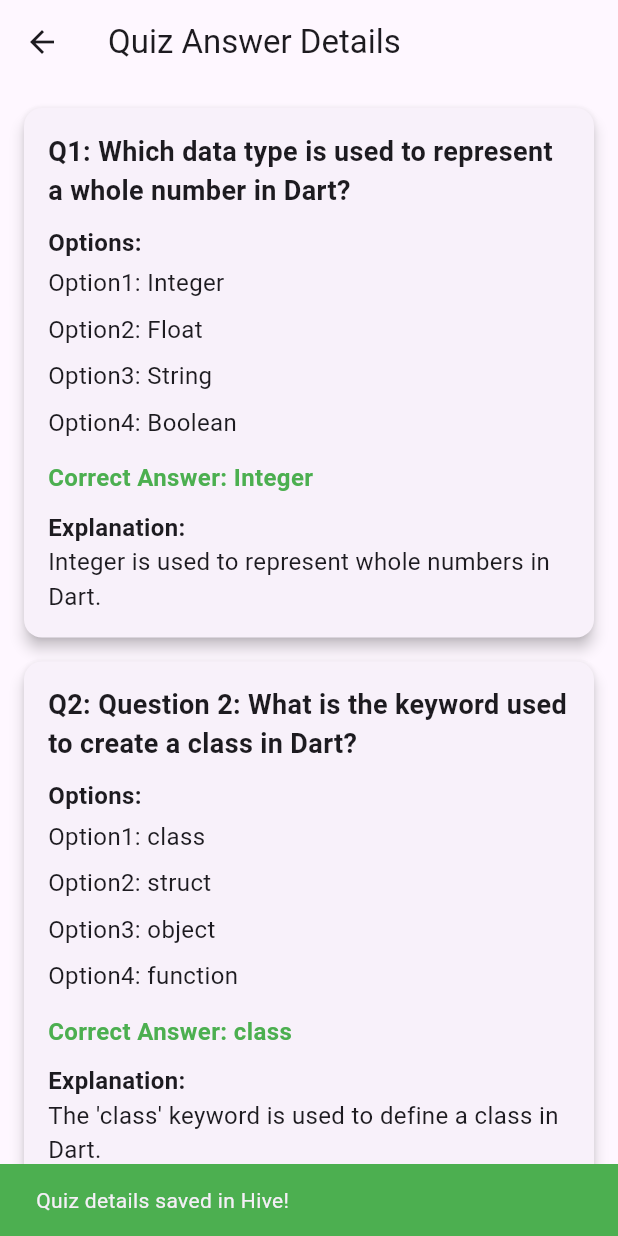
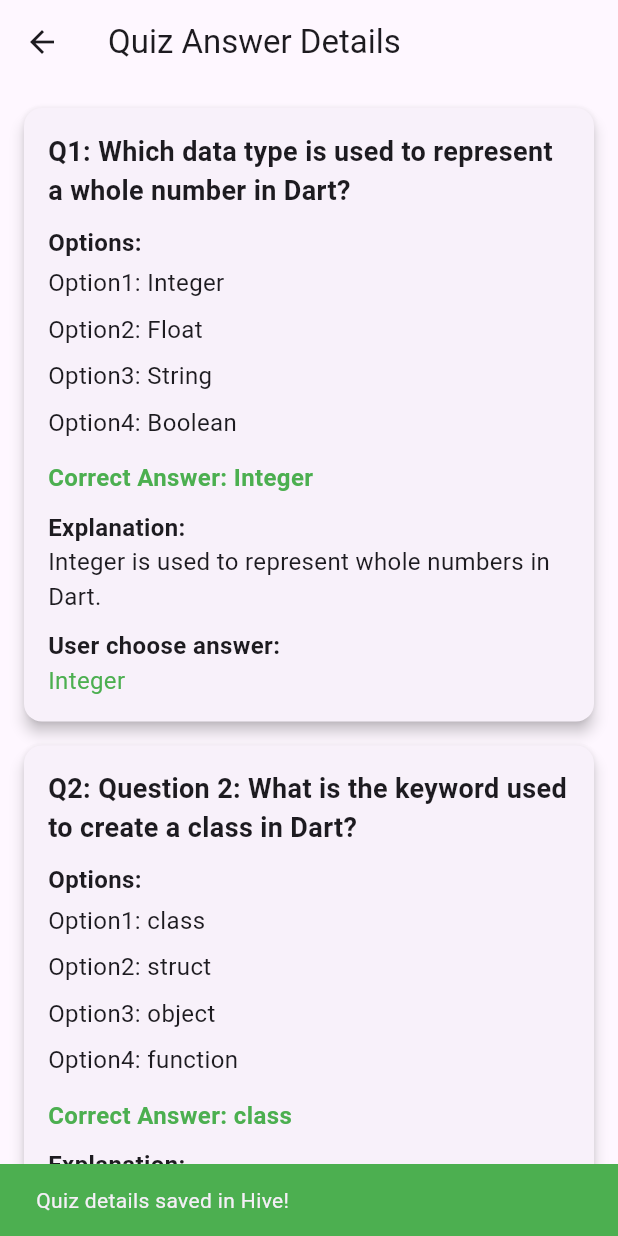
Before and after one commit to Imran200216/quizzy_ai, a Flutter app: the screen it shows after launch, after a tap on "Integer", after a tap on "Next", after a tap on "Show Question Details", on a phone screen of 412 x 824 dp. Run offline on Flutter 3.47's test engine with Material 3 defaults, Android fonts, the phone set to English and light mode, and no system bars; our stand-ins replace hive, hive_flutter; accounts and stored records are empty.

Commit message:
add the user answered also

```diff
--- a/lib/main.dart
+++ b/lib/main.dart
@@ -5,11 +5,15 @@ import 'package:quizzy_ai/screens/quiz_screen.dart';
 
 void main() async {
   WidgetsFlutterBinding.ensureInitialized();
+
   /// hive db set up
   await Hive.initFlutter();
 
   /// hive box name or db name
   await Hive.openBox('dartQuestions');
+
+  /// hive box user answers
+  await Hive.openBox('userAnswered');
 
   runApp(const MyApp());
 }
--- a/lib/screens/quiz_answer_details_screen.dart
+++ b/lib/screens/quiz_answer_details_screen.dart
@@ -9,6 +9,7 @@ class QuizAnswerDetailsScreen extends StatelessWidget {
     // Open the Hive box
     final box = Hive.box('dartQuestions');
     final quizData = box.get('quizData');
+    final userAnswersBox = Hive.box('userAnswers');
 
     return Scaffold(
       appBar: AppBar(
@@ -27,6 +28,14 @@ class QuizAnswerDetailsScreen extends StatelessWidget {
               itemBuilder: (context, index) {
                 final questionData = quizData[index];
                 final options = questionData['options'] as List;
+
+                /// for taking user answers
+                // Retrieve user-selected answer
+                final questionKey = 'question_${index + 1}';
+                final userAnswer = userAnswersBox.get(questionKey);
+                final userSelectedAnswer =
+                    userAnswer?['selectedAnswer'] ?? 'N/A';
+                final isCorrect = userAnswer?['isCorrect'] ?? false;
 
                 return Card(
                   margin: EdgeInsets.only(bottom: 16.0),
@@ -80,6 +89,25 @@ class QuizAnswerDetailsScreen extends StatelessWidget {
                           questionData['explanation'],
                           style: TextStyle(fontSize: 16),
                         ),
+                        SizedBox(height: 10),
+
+                        /// user choose answer title
+                        Text(
+                          'User choose answer:',
+                          style: TextStyle(
+                            fontSize: 16,
+                            fontWeight: FontWeight.w600,
+                          ),
+                        ),
+
+                        /// user choose answer
+                        Text(
+                          userSelectedAnswer,
+                          style: TextStyle(
+                            fontSize: 16,
+                            color: isCorrect ? Colors.green : Colors.red,
+                          ),
+                        ),
                       ],
                     ),
                   ),
--- a/lib/screens/quiz_screen.dart
+++ b/lib/screens/quiz_screen.dart
@@ -13,20 +13,21 @@ class QuizScreen extends StatefulWidget {
 
 class _QuizScreenState extends State<QuizScreen> {
   late Future<Quiz> quizData;
-  int currentQuestionIndex = 0; // Track the current question index
-  String? selectedOption; // Track the selected option
-  bool showExplanation = false; // Control whether to show explanation
+  int currentQuestionIndex = 0;
+  String? selectedOption;
+  bool showExplanation = false;
 
   @override
   void initState() {
     super.initState();
-    quizData = fetchQuizData(); // Simulating API call
+    quizData = fetchQuizData();
+    Hive.openBox('userAnswers'); // Open the userAnswers Hive box
   }
 
-  void checkAnswer(String selected, String correct) {
+  void checkAnswer(String selected, String correct) async {
     setState(() {
       selectedOption = selected;
-      showExplanation = true; // Show explanation
+      showExplanation = true;
 
       if (selected == correct) {
         ScaffoldMessenger.of(context).showSnackBar(
@@ -44,14 +45,22 @@ class _QuizScreenState extends State<QuizScreen> {
         );
       }
     });
+
+    // Save the selected answer in Hive
+    final box = Hive.box('userAnswers');
+    final questionKey = 'question_${currentQuestionIndex + 1}';
+    await box.put(questionKey, {
+      'selectedAnswer': selected,
+      'isCorrect': selected == correct,
+    });
   }
 
   void nextQuestion(Quiz quiz) {
     setState(() {
       if (currentQuestionIndex < quiz.questions.length - 1) {
         currentQuestionIndex++;
-        selectedOption = null; // Reset selection
-        showExplanation = false; // Hide explanation
+        selectedOption = null;
+        showExplanation = false;
       } else {
         ScaffoldMessenger.of(context).showSnackBar(
           SnackBar(content: Text('You have completed the quiz!')),
@@ -86,7 +95,6 @@ class _QuizScreenState extends State<QuizScreen> {
               child: Column(
                 crossAxisAlignment: CrossAxisAlignment.start,
                 children: [
-                  /// questions nos
                   Text(
                     "Question ${currentQuestionIndex + 1} of ${quiz.questions.length}",
                     style: TextStyle(
@@ -95,8 +103,6 @@ class _QuizScreenState extends State<QuizScreen> {
                     ),
                   ),
                   SizedBox(height: 20),
-
-                  /// questions
                   Text(
                     question.question,
                     style: TextStyle(
@@ -127,8 +133,6 @@ class _QuizScreenState extends State<QuizScreen> {
                   if (showExplanation) ...[
                     SizedBox(height: 20),
                     Text("Explanation:"),
-
-                    /// question explanation
                     Text(
                       question.explanation,
                       style: TextStyle(
@@ -139,24 +143,19 @@ class _QuizScreenState extends State<QuizScreen> {
                     ),
                   ],
                   Spacer(),
-
-                  /// next btn or show question details
                   if (currentQuestionIndex < quiz.questions.length - 1)
-
-                    /// next btn for moving to the next screen
                     ElevatedButton(
                       onPressed:
                           showExplanation ? () => nextQuestion(quiz) : null,
                       child: Text('Next'),
                     )
                   else
-
-                    /// show btn to showcase the question and answers
                     ElevatedButton(
                       onPressed: () async {
                         final box = Hive.box('dartQuestions');
+                        final userBox = Hive.box('userAnswers');
 
-                        // Prepare data to store in Hive
+                        // Prepare quiz data
                         final quizData = quiz.questions.map((question) {
                           return {
                             'question': question.question,
@@ -166,7 +165,6 @@ class _QuizScreenState extends State<QuizScreen> {
                           };
                         }).toList();
 
-                        // Store data in Hive
                         await box.put('quizData', quizData);
 
                         ScaffoldMessenger.of(context).showSnackBar(
```
Also changed, not shown: 1 other file.
